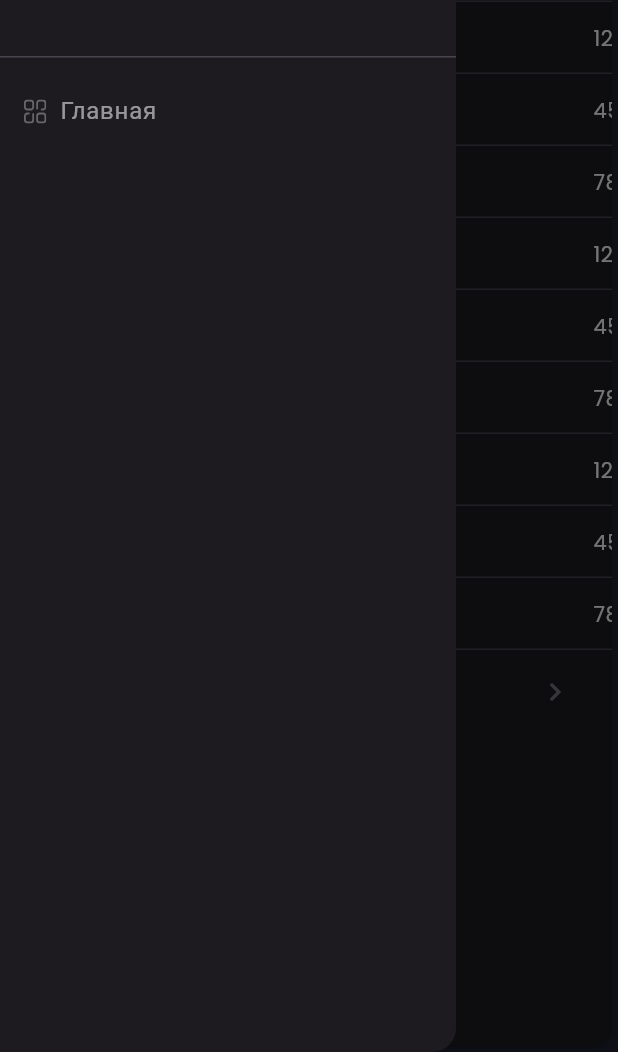
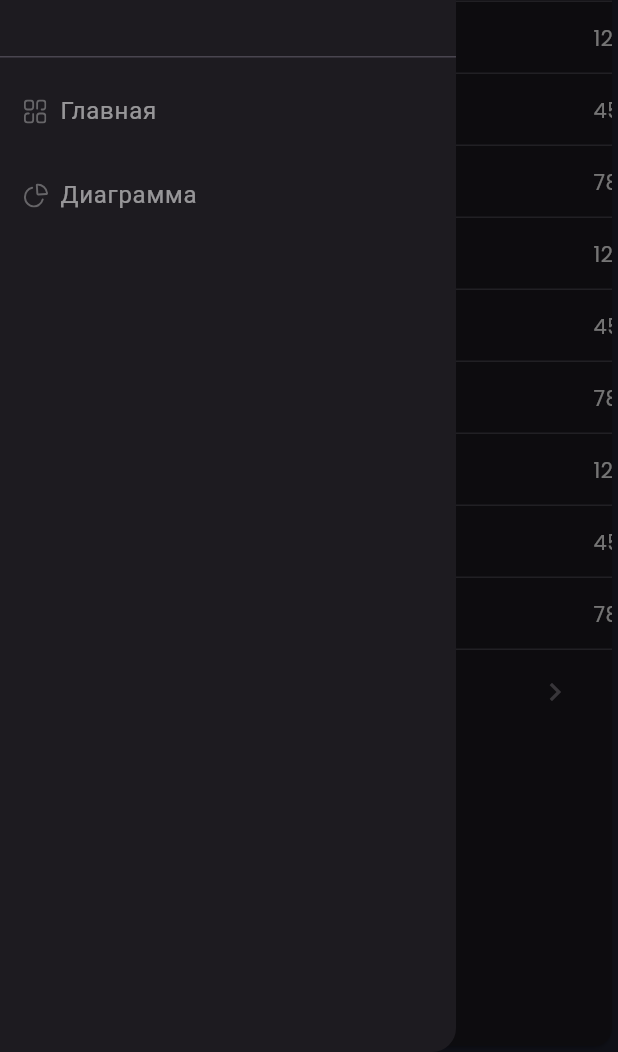
Before and after one commit to equescodebelike/menshe-dumaem-fe, a Flutter app: the screen it shows after launch, in the side drawer, after a tap on the "menu" icon, on a phone screen of 412 x 824 dp, the part 184-1236 px from its top. Run offline on Flutter 3.47's test engine with Material 3 defaults, Android fonts, the phone set to English and light mode, and no system bars; our stand-ins replace decimal, dio, firebase_analytics, firebase_core, fl_chart, flutter_svg and 6 more; missing offline and left inert: elementary; accounts and stored records are empty; generated files the repository leaves out were written again; network calls fail; project files that could hold a hidden picture were left out.

Commit message:
pie chart

```diff
--- a/lib/di/app_components.dart
+++ b/lib/di/app_components.dart
@@ -28,7 +28,7 @@ class AppComponents {
 
   Future<void> init() async {
     dio.options
-      ..baseUrl = 'https://1d2f-81-9-127-67.ngrok-free.app'
+      ..baseUrl = 'http://51.250.42.129:8000'
       ..contentType = Headers.jsonContentType
       ..connectTimeout = timeout
       ..receiveTimeout = timeout
--- a/lib/screens/dashboard/json_table.dart
+++ b/lib/screens/dashboard/json_table.dart
@@ -1,6 +1,7 @@
 import 'package:admin/data/models/address_dto.dart';
 import 'package:admin/data/models/client_dto.dart';
 import 'package:admin/data/models/client_list_dto.dart';
+import 'package:admin/di/app_components.dart';
 import 'package:admin/screens/dashboard/controllers/menu_app_controller.dart';
 import 'package:decimal/decimal.dart';
 import 'package:flutter/material.dart';
@@ -168,8 +169,16 @@ class DataTableExample extends StatelessWidget {
 
   @override
   Widget build(BuildContext context) {
-    final dataSource = ClientDataSource(testClientList);
+    // final dataSource = ClientDataSource(testClientList);
+    final repository = AppComponents().tableRepository;
 
+    return FutureBuilder(
+        future: repository.getTable(),
+        builder: (BuildContext context, AsyncSnapshot<ClientListDto> snapshot) {
+          if (snapshot.connectionState == ConnectionState.waiting) {
+            return Center(child: CircularProgressIndicator());
+          } else if (snapshot.hasError) {
+            final dataSourceMock = ClientDataSource(testClientList);
             return PaginatedDataTable(
               actions: [
                 Row(
@@ -193,7 +202,6 @@ class DataTableExample extends StatelessWidget {
                       children: [
                         SvgPicture.asset(
                           'assets/images/logout.svg',
-
                         ),
                         SizedBox(
                           width: 19,
@@ -210,7 +218,65 @@ class DataTableExample extends StatelessWidget {
                       children: [
                         SvgPicture.asset(
                           'assets/images/logout.svg',
-
+                        ),
+                        SizedBox(
+                          width: 19,
+                        ),
+                      ],
+                    ),
+              rowsPerPage: 9,
+              columns: const [
+                DataColumn(label: Text('ID')),
+                DataColumn(label: Text('Пол')),
+                DataColumn(label: Text('Разница в возрасте')),
+                DataColumn(label: Text('Адрес')),
+              ],
+              source: dataSourceMock,
+            );
+            ;
+          } else if (!snapshot.hasData) {
+            return Center(child: Text('No data available'));
+          } else {
+            final dataSource = ClientDataSource(snapshot.data!);
+            return PaginatedDataTable(
+              actions: [
+                Row(
+                  children: [
+                    OutlinedButton(onPressed: () {}, child: Text('Фильтры')),
+                    SizedBox(
+                      width: 5,
+                    ),
+                    OutlinedButton(
+                      onPressed: () {},
+                      child: SvgPicture.asset(
+                        'assets/images/arrows.svg',
+                        color: Colors.white,
+                      ),
+                    )
+                  ],
+                )
+              ],
+              header: MediaQuery.of(context).size.width < 1100
+                  ? Row(
+                      children: [
+                        SvgPicture.asset(
+                          'assets/images/logout.svg',
+                        ),
+                        SizedBox(
+                          width: 19,
+                        ),
+                        GestureDetector(
+                          onTap: context.read<MenuAppController>().controlMenu,
+                          child: Icon(
+                            Icons.menu,
+                          ),
+                        ),
+                      ],
+                    )
+                  : Row(
+                      children: [
+                        SvgPicture.asset(
+                          'assets/images/logout.svg',
                         ),
                         SizedBox(
                           width: 19,
@@ -227,4 +293,6 @@ class DataTableExample extends StatelessWidget {
               source: dataSource,
             );
           }
+        });
   }
+}
--- a/lib/screens/main/components/side_menu.dart
+++ b/lib/screens/main/components/side_menu.dart
@@ -2,7 +2,10 @@ import 'package:flutter/material.dart';
 import 'package:flutter_svg/flutter_svg.dart';
 
 class SideMenu extends StatelessWidget {
+  final Function(int) onSelectScreen; // Callback для переключения экранов
+
   const SideMenu({
+    required this.onSelectScreen,
     Key? key,
   }) : super(key: key);
 
@@ -12,13 +15,20 @@ class SideMenu extends StatelessWidget {
       child: ListView(
         children: [
           DrawerHeader(
-            child:
-                Align(alignment: Alignment.center, child: Image.asset('assets/images/logo.png')),
+            child: Align(
+              alignment: Alignment.center,
+              child: Image.asset('assets/images/logo.png'),
+            ),
           ),
           DrawerListTile(
             title: "Главная",
             svgSrc: "assets/icons/menu_dashboard.svg",
-            press: () {},
+            press: () => onSelectScreen(0),
+          ),
+          DrawerListTile(
+            title: "Диаграмма",
+            svgSrc: "assets/icons/menu_task.svg",
+            press: () => onSelectScreen(1),
           ),
         ],
       ),
@@ -27,15 +37,16 @@ class SideMenu extends StatelessWidget {
 }
 
 class DrawerListTile extends StatelessWidget {
+  final String title;
+  final String svgSrc;
+  final VoidCallback press;
+
   const DrawerListTile({
     Key? key,
     required this.title,
     required this.svgSrc,
     required this.press,
-  }) : super(key: key);
-
-  final String title, svgSrc;
-  final VoidCallback press;
+  });
 
   @override
   Widget build(BuildContext context) {
--- a/lib/screens/main/main_screen.dart
+++ b/lib/screens/main/main_screen.dart
@@ -1,28 +1,50 @@
 import 'package:admin/screens/dashboard/controllers/menu_app_controller.dart';
 import 'package:admin/responsive.dart';
 import 'package:admin/screens/dashboard/dashboard_screen.dart';
+import 'package:admin/screens/dashboard/pie_chart.dart';
+import 'package:fl_chart/fl_chart.dart';
 import 'package:flutter/material.dart';
 import 'package:provider/provider.dart';
 
 import 'components/side_menu.dart';
 
-class MainScreen extends StatelessWidget {
+class MainScreen extends StatefulWidget {
+  @override
+  State<MainScreen> createState() => _MainScreenState();
+}
+
+class _MainScreenState extends State<MainScreen> {
+  int _selectedScreenIndex = 0;
+
+  final List<Widget> _screens = [
+    DashboardScreen(),
+    PieChartExample(),
+  ];
+
+  void _updateScreen(int index) {
+    setState(() {
+      _selectedScreenIndex = index;
+    });
+  }
+
   @override
   Widget build(BuildContext context) {
     return Scaffold(
-      key: context.read<MenuAppController>().scaffoldKey,
-      drawer: SideMenu(),
+      key:context.read<MenuAppController>().scaffoldKey,
+      drawer: SideMenu(onSelectScreen: _updateScreen),
       body: SafeArea(
         child: Row(
           crossAxisAlignment: CrossAxisAlignment.start,
           children: [
+            // Боковое меню для больших экранов
             if (Responsive.isDesktop(context))
               Expanded(
-                child: SideMenu(),
+                child: SideMenu(onSelectScreen: _updateScreen),
               ),
+            // Основной экран
             Expanded(
               flex: 5,
-              child: DashboardScreen(),
+              child: _screens[_selectedScreenIndex],
             ),
           ],
         ),
```
Also changed, not shown: lib/screens/dashboard/pie_chart.dart (added, +67 -0 lines), 1 other file. Lines whose indentation alone changed are shown as unchanged.
